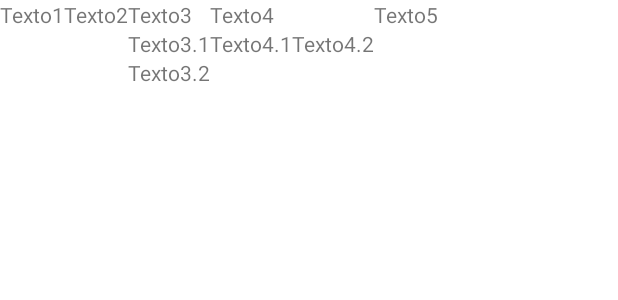
After one commit to Pabloyquemas/PMDM, an Android app: the layout activity_ut01ex01.xml on its own in the app's theme, with its tools: preview values and no code run, on a phone screen of 412 x 824 dp. The commit adds this screen. Shown: the top 300 px of the screen. Run offline under Robolectric (Android 15) with nearby library versions, the phone set to English and light mode, and no system bars.

Commit message:
Ejercicio con linear layouts

```diff
--- a/app/src/main/AndroidManifest.xml
+++ b/app/src/main/AndroidManifest.xml
@@ -12,6 +12,13 @@
         android:supportsRtl="true"
         android:theme="@style/Theme.PMDM2022"
         tools:targetApi="31">
+        <activity
+            android:name=".Ut01Ex01"
+            android:exported="false">
+            <meta-data
+                android:name="android.app.lib_name"
+                android:value="" />
+        </activity>
         <activity
             android:name=".MainActivity"
             android:exported="true">
--- /dev/null
+++ b/app/src/main/java/com/pgonrod/pmdm2022/ut01/ex01/presentation/Ut01Ex01Activity.kt
@@ -0,0 +1,12 @@
+package com.pgonrod.pmdm2022.ut01.ex01.presentation
+
+import androidx.appcompat.app.AppCompatActivity
+import android.os.Bundle
+import com.pgonrod.pmdm2022.R
+
+class Ut01Ex01Activity : AppCompatActivity() {
+    override fun onCreate(savedInstanceState: Bundle?) {
+        super.onCreate(savedInstanceState)
+        setContentView(R.layout.activity_ut01ex01)
+    }
+}
--- a/app/src/main/res/layout/activity_main.xml
+++ b/app/src/main/res/layout/activity_main.xml
@@ -1,18 +1,18 @@
 <?xml version="1.0" encoding="utf-8"?>
-<androidx.constraintlayout.widget.ConstraintLayout xmlns:android="http://schemas.android.com/apk/res/android"
+<androidx.constraintlayout.widget.ConstraintLayout
+    xmlns:android="http://schemas.android.com/apk/res/android"
+    xmlns:tools="http://schemas.android.com/tools"
     xmlns:app="http://schemas.android.com/apk/res-auto"
-    xmlns:tools="http://schemas.android.com/tools"
     android:layout_width="match_parent"
     android:layout_height="match_parent"
     tools:context=".MainActivity">
-
     <TextView
         android:layout_width="wrap_content"
         android:layout_height="wrap_content"
         android:text="Hello World!"
         app:layout_constraintBottom_toBottomOf="parent"
+        app:layout_constraintStart_toStartOf="parent"
         app:layout_constraintEnd_toEndOf="parent"
-        app:layout_constraintStart_toStartOf="parent"
         app:layout_constraintTop_toTopOf="parent" />
 
 </androidx.constraintlayout.widget.ConstraintLayout>
--- /dev/null
+++ b/app/src/main/res/layout/activity_ut01ex01.xml
@@ -0,0 +1,105 @@
+<?xml version="1.0" encoding="utf-8"?>
+<LinearLayout xmlns:android="http://schemas.android.com/apk/res/android"
+    xmlns:app="http://schemas.android.com/apk/res-auto"
+    xmlns:tools="http://schemas.android.com/tools"
+    android:layout_width="match_parent"
+    android:layout_height="match_parent"
+    android:orientation="horizontal"
+    tools:context=".MainActivity">
+
+    <TextView
+        android:layout_width="wrap_content"
+        android:layout_height="wrap_content"
+        android:text="Texto1"
+        app:layout_constraintBottom_toBottomOf="parent"
+        app:layout_constraintEnd_toEndOf="parent"
+        app:layout_constraintStart_toStartOf="parent"
+        app:layout_constraintTop_toTopOf="parent" />
+
+    <TextView
+        android:layout_width="wrap_content"
+        android:layout_height="wrap_content"
+        android:text="Texto2"
+        app:layout_constraintBottom_toBottomOf="parent"
+        app:layout_constraintEnd_toEndOf="parent"
+        app:layout_constraintStart_toStartOf="parent"
+        app:layout_constraintTop_toTopOf="parent" />
+
+
+    <LinearLayout
+        android:layout_width="wrap_content"
+        android:layout_height="wrap_content"
+        android:orientation="vertical">
+        <TextView
+            android:layout_width="wrap_content"
+            android:layout_height="wrap_content"
+            android:text="Texto3"
+            app:layout_constraintBottom_toBottomOf="parent"
+            app:layout_constraintEnd_toEndOf="parent"
+            app:layout_constraintStart_toStartOf="parent"
+            app:layout_constraintTop_toTopOf="parent" />
+        <TextView
+            android:layout_width="wrap_content"
+            android:layout_height="wrap_content"
+            android:text="Texto3.1"
+            app:layout_constraintBottom_toBottomOf="parent"
+            app:layout_constraintEnd_toEndOf="parent"
+            app:layout_constraintStart_toStartOf="parent"
+            app:layout_constraintTop_toTopOf="parent" />
+        <TextView
+            android:layout_width="wrap_content"
+            android:layout_height="wrap_content"
+            android:text="Texto3.2"
+            app:layout_constraintBottom_toBottomOf="parent"
+            app:layout_constraintEnd_toEndOf="parent"
+            app:layout_constraintStart_toStartOf="parent"
+            app:layout_constraintTop_toTopOf="parent" />
+
+    </LinearLayout>
+
+    <LinearLayout
+        android:layout_width="wrap_content"
+        android:layout_height="wrap_content"
+        android:orientation="vertical">
+        <TextView
+            android:layout_width="wrap_content"
+            android:layout_height="wrap_content"
+            android:text="Texto4"
+            app:layout_constraintBottom_toBottomOf="parent"
+            app:layout_constraintEnd_toEndOf="parent"
+            app:layout_constraintStart_toStartOf="parent"
+            app:layout_constraintTop_toTopOf="parent" />
+        <LinearLayout
+            android:layout_width="wrap_content"
+            android:layout_height="wrap_content"
+            android:orientation="horizontal">
+            <TextView
+                android:layout_width="wrap_content"
+                android:layout_height="wrap_content"
+                android:text="Texto4.1"
+                app:layout_constraintBottom_toBottomOf="parent"
+                app:layout_constraintEnd_toEndOf="parent"
+                app:layout_constraintStart_toStartOf="parent"
+                app:layout_constraintTop_toTopOf="parent" />
+            <TextView
+                android:layout_width="wrap_content"
+                android:layout_height="wrap_content"
+                android:text="Texto4.2"
+                app:layout_constraintBottom_toBottomOf="parent"
+                app:layout_constraintEnd_toEndOf="parent"
+                app:layout_constraintStart_toStartOf="parent"
+                app:layout_constraintTop_toTopOf="parent" />
+        </LinearLayout>
+
+    </LinearLayout>
+
+    <TextView
+        android:layout_width="wrap_content"
+        android:layout_height="wrap_content"
+        android:text="Texto5"
+        app:layout_constraintBottom_toBottomOf="parent"
+        app:layout_constraintEnd_toEndOf="parent"
+        app:layout_constraintStart_toStartOf="parent"
+        app:layout_constraintTop_toTopOf="parent" />
+
+</LinearLayout>
```
Also changed, not shown: 1 other file.
